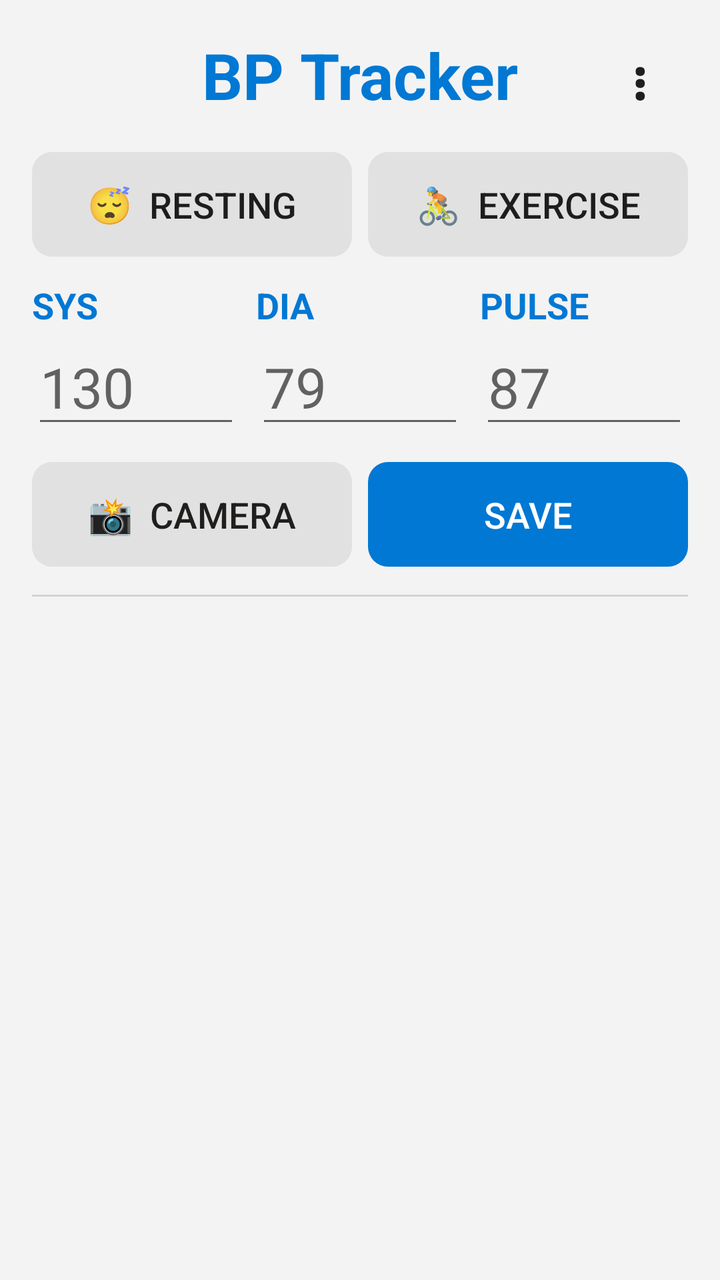
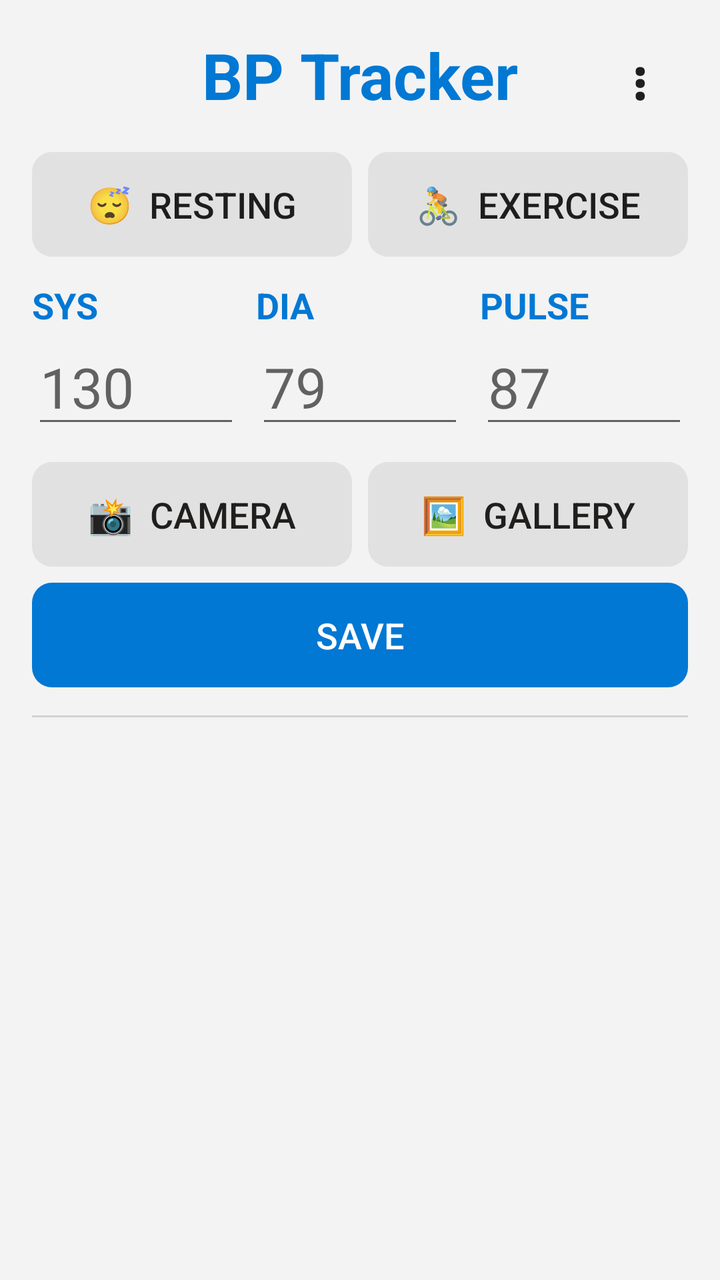

Before-and-after screenshots of an Android layout around one commit, followed by the original layout XML and the change that was made.
<!-- AndroidManifest.xml: application theme AppTheme -->
<!-- res/layout/activity_main.xml -->
<?xml version="1.0" encoding="utf-8"?>
<LinearLayout xmlns:android="http://schemas.android.com/apk/res/android"
    android:layout_width="match_parent"
    android:layout_height="match_parent"
    android:orientation="vertical"
    android:padding="16dp">

    <FrameLayout
        android:layout_width="match_parent"
        android:layout_height="wrap_content"
        android:layout_marginBottom="12dp">

        <TextView
            android:layout_width="match_parent"
            android:layout_height="wrap_content"
            android:gravity="center"
            android:text="BP Tracker"
            android:textColor="#0078D4"
            android:textStyle="bold"
            android:textSize="32sp" />

        <TextView
            android:id="@+id/btnMenu"
            android:layout_width="48dp"
            android:layout_height="48dp"
            android:layout_gravity="end|center_vertical"
            android:gravity="center"
            android:text="⋮"
            android:textColor="#201F1E"
            android:textStyle="bold"
            android:textSize="26sp" />
    </FrameLayout>

    <LinearLayout
        android:layout_width="match_parent"
        android:layout_height="wrap_content"
        android:orientation="horizontal">

        <Button
            android:id="@+id/btnResting"
            android:background="@drawable/btn_rounded"
            android:paddingTop="14dp"
            android:paddingBottom="14dp"
            android:layout_width="0dp"
            android:layout_height="wrap_content"
            android:layout_weight="1"
            android:textSize="18sp"
            android:backgroundTint="#E1E1E1"
            android:stateListAnimator="@null"
            android:text="😴  Resting" />

        <Button
            android:id="@+id/btnExercise"
            android:background="@drawable/btn_rounded"
            android:paddingTop="14dp"
            android:paddingBottom="14dp"
            android:layout_width="0dp"
            android:layout_height="wrap_content"
            android:layout_weight="1"
            android:layout_marginStart="8dp"
            android:textSize="18sp"
            android:backgroundTint="#E1E1E1"
            android:stateListAnimator="@null"
            android:text="🚴  Exercise" />
    </LinearLayout>

    <LinearLayout
        android:layout_width="match_parent"
        android:layout_height="wrap_content"
        android:layout_marginTop="12dp"
        android:orientation="horizontal">

        <LinearLayout
            android:layout_width="0dp"
            android:layout_height="wrap_content"
            android:layout_weight="1"
            android:orientation="vertical">
            <TextView
                android:layout_width="wrap_content"
                android:layout_height="wrap_content"
                android:text="SYS"
                android:textColor="#0078D4"
                android:textStyle="bold"
                android:textSize="18sp" />
            <EditText
                android:id="@+id/etSys"
                android:layout_width="match_parent"
                android:layout_height="wrap_content"
                android:inputType="number"
                android:maxLength="3"
                android:textSize="28sp"
                android:hint="130"
                android:importantForAutofill="no" />
        </LinearLayout>

        <LinearLayout
            android:layout_width="0dp"
            android:layout_height="wrap_content"
            android:layout_weight="1"
            android:layout_marginStart="8dp"
            android:orientation="vertical">
            <TextView
                android:layout_width="wrap_content"
                android:layout_height="wrap_content"
                android:text="DIA"
                android:textColor="#0078D4"
                android:textStyle="bold"
                android:textSize="18sp" />
            <EditText
                android:id="@+id/etDia"
                android:layout_width="match_parent"
                android:layout_height="wrap_content"
                android:inputType="number"
                android:maxLength="3"
                android:textSize="28sp"
                android:hint="79"
                android:importantForAutofill="no" />
        </LinearLayout>

        <LinearLayout
            android:layout_width="0dp"
            android:layout_height="wrap_content"
            android:layout_weight="1"
            android:layout_marginStart="8dp"
            android:orientation="vertical">
            <TextView
                android:layout_width="wrap_content"
                android:layout_height="wrap_content"
                android:text="PULSE"
                android:textColor="#0078D4"
                android:textStyle="bold"
                android:textSize="18sp" />
            <EditText
                android:id="@+id/etPulse"
                android:layout_width="match_parent"
                android:layout_height="wrap_content"
                android:inputType="number"
                android:maxLength="3"
                android:textSize="28sp"
                android:hint="87"
                android:imeOptions="actionDone"
                android:importantForAutofill="no" />
        </LinearLayout>
    </LinearLayout>

    <LinearLayout
        android:layout_width="match_parent"
        android:layout_height="wrap_content"
        android:layout_marginTop="12dp"
        android:orientation="horizontal">

        <Button
            android:id="@+id/btnScan"
            android:background="@drawable/btn_rounded"
            android:paddingTop="14dp"
            android:paddingBottom="14dp"
            android:layout_width="0dp"
            android:layout_height="wrap_content"
            android:layout_weight="1"
            android:textSize="18sp"
            android:textColor="#201F1E"
            android:backgroundTint="#E1E1E1"
            android:stateListAnimator="@null"
            android:text="📸  Camera" />

        <Button
            android:id="@+id/btnSave"
            android:background="@drawable/btn_rounded"
            android:paddingTop="14dp"
            android:paddingBottom="14dp"
            android:layout_width="0dp"
            android:layout_height="wrap_content"
            android:layout_weight="1"
            android:layout_marginStart="8dp"
            android:textSize="18sp"
            android:textColor="#FFFFFF"
            android:backgroundTint="#0078D4"
            android:stateListAnimator="@null"
            android:text="Save" />
    </LinearLayout>

    <View
        android:layout_width="match_parent"
        android:layout_height="1dp"
        android:layout_marginTop="14dp"
        android:background="#22000000" />

    <TextView
        android:id="@+id/tvEmpty"
        android:layout_width="match_parent"
        android:layout_height="wrap_content"
        android:layout_marginTop="24dp"
        android:gravity="center"
        android:text="No readings yet.\nType the numbers and tap Save."
        android:textSize="15sp"
        android:visibility="gone" />

    <ListView
        android:id="@+id/list"
        android:layout_width="match_parent"
        android:layout_height="match_parent"
        android:layout_marginTop="4dp"
        android:divider="#22000000"
        android:dividerHeight="1dp" />
</LinearLayout>
<!-- resources referenced by this layout -->
<resources>
  <!-- drawable btn_rounded (drawable) -->
  <?xml version="1.0" encoding="utf-8"?>
  <shape xmlns:android="http://schemas.android.com/apk/res/android"
      android:shape="rectangle">
      <corners android:radius="10dp" />
      <solid android:color="#FFFFFF" />
  </shape>
  <style name="AppTheme" parent="@android:style/Theme.Material.Light.NoActionBar">
          <item name="android:colorPrimary">#0078D4</item>
          <item name="android:colorPrimaryDark">#005A9E</item>
          <item name="android:colorAccent">#0078D4</item>
          <item name="android:windowBackground">#F3F3F3</item>
          <item name="android:statusBarColor">#005A9E</item>
      </style>
</resources>

<!-- the commit's change to res/layout/activity_main.xml (unified diff, before → after) -->
@@ -164,20 +164,34 @@
             android:text="📸  Camera" />
 
         <Button
-            android:id="@+id/btnSave"
-            android:background="@drawable/btn_rounded"
-            android:paddingTop="14dp"
-            android:paddingBottom="14dp"
-            android:layout_width="0dp"
-            android:layout_height="wrap_content"
-            android:layout_weight="1"
-            android:layout_marginStart="8dp"
-            android:textSize="18sp"
-            android:textColor="#FFFFFF"
-            android:backgroundTint="#0078D4"
-            android:stateListAnimator="@null"
-            android:text="Save" />
+            android:id="@+id/btnGallery"
+            android:background="@drawable/btn_rounded"
+            android:paddingTop="14dp"
+            android:paddingBottom="14dp"
+            android:layout_width="0dp"
+            android:layout_height="wrap_content"
+            android:layout_weight="1"
+            android:layout_marginStart="8dp"
+            android:textSize="18sp"
+            android:textColor="#201F1E"
+            android:backgroundTint="#E1E1E1"
+            android:stateListAnimator="@null"
+            android:text="🖼️  Gallery" />
     </LinearLayout>
+
+    <Button
+        android:id="@+id/btnSave"
+        android:background="@drawable/btn_rounded"
+        android:paddingTop="14dp"
+        android:paddingBottom="14dp"
+        android:layout_width="match_parent"
+        android:layout_height="wrap_content"
+        android:layout_marginTop="8dp"
+        android:textSize="18sp"
+        android:textColor="#FFFFFF"
+        android:backgroundTint="#0078D4"
+        android:stateListAnimator="@null"
+        android:text="Save" />
 
     <View
         android:layout_width="match_parent"
